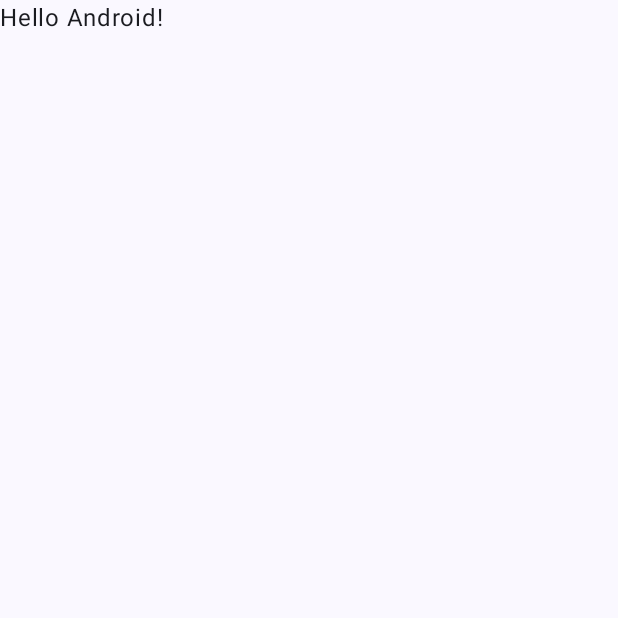
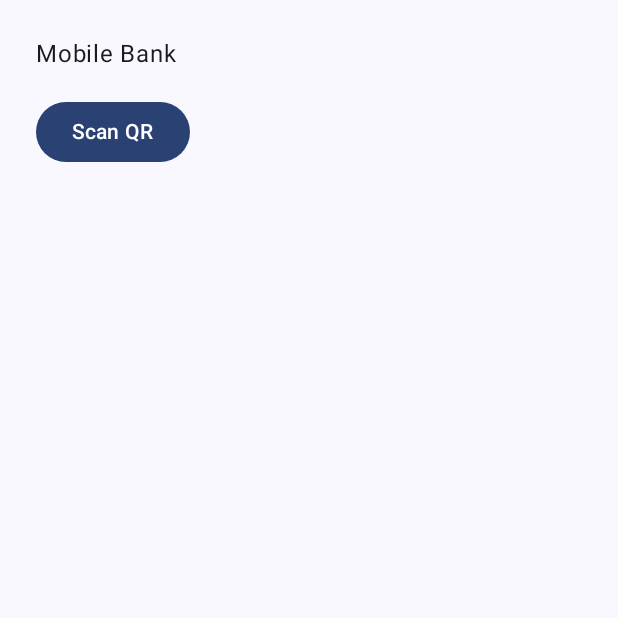
Before and after one commit to simin161/SEP_projekat, an Android app built with Jetpack Compose: the screen it shows after launch (MainActivity), on a phone screen of 412 x 824 dp, the top half of it. Before the commit the part shown is almost empty. Run offline under Robolectric (Android 15) with nearby library versions, the phone set to English and light mode, and no system bars; libraries missing offline, so code that uses them is left out: com.google.mlkit.vision.

Commit message:
add: QR scanner screen in mobile bank (Google Code Scanner)

```diff
--- a/mobile/mobile-bank/app/build.gradle.kts
+++ b/mobile/mobile-bank/app/build.gradle.kts
@@ -45,6 +45,7 @@ dependencies {
     implementation(libs.androidx.compose.ui.tooling.preview)
     implementation(libs.androidx.core.ktx)
     implementation(libs.androidx.lifecycle.runtime.ktx)
+    implementation(libs.play.services.code.scanner)
     testImplementation(libs.junit)
     androidTestImplementation(platform(libs.androidx.compose.bom))
     androidTestImplementation(libs.androidx.compose.ui.test.junit4)
--- a/mobile/mobile-bank/app/src/main/java/rs/sep/mobilebank/MainActivity.kt
+++ b/mobile/mobile-bank/app/src/main/java/rs/sep/mobilebank/MainActivity.kt
@@ -4,13 +4,25 @@ import android.os.Bundle
 import androidx.activity.ComponentActivity
 import androidx.activity.compose.setContent
 import androidx.activity.enableEdgeToEdge
+import androidx.compose.foundation.layout.Arrangement
+import androidx.compose.foundation.layout.Column
 import androidx.compose.foundation.layout.fillMaxSize
 import androidx.compose.foundation.layout.padding
+import androidx.compose.material3.Button
+import androidx.compose.material3.MaterialTheme
 import androidx.compose.material3.Scaffold
 import androidx.compose.material3.Text
 import androidx.compose.runtime.Composable
+import androidx.compose.runtime.getValue
+import androidx.compose.runtime.mutableStateOf
+import androidx.compose.runtime.remember
+import androidx.compose.runtime.setValue
 import androidx.compose.ui.Modifier
-import androidx.compose.ui.tooling.preview.Preview
+import androidx.compose.ui.platform.LocalContext
+import androidx.compose.ui.unit.dp
+import com.google.mlkit.vision.barcode.common.Barcode
+import com.google.mlkit.vision.codescanner.GmsBarcodeScannerOptions
+import com.google.mlkit.vision.codescanner.GmsBarcodeScanning
 import rs.sep.mobilebank.ui.theme.MobileBankTheme
 
 class MainActivity : ComponentActivity() {
@@ -20,8 +32,7 @@ class MainActivity : ComponentActivity() {
         setContent {
             MobileBankTheme {
                 Scaffold(modifier = Modifier.fillMaxSize()) { innerPadding ->
-                    Greeting(
-                        name = "Android",
+                    ScannerScreen(
                         modifier = Modifier.padding(innerPadding)
                     )
                 }
@@ -31,17 +42,36 @@ class MainActivity : ComponentActivity() {
 }
 
 @Composable
-fun Greeting(name: String, modifier: Modifier = Modifier) {
-    Text(
-        text = "Hello $name!",
-        modifier = modifier
-    )
-}
+fun ScannerScreen(modifier: Modifier = Modifier) {
+    val context = LocalContext.current
+    var scannedText by remember { mutableStateOf<String?>(null) }
+    var errorText by remember { mutableStateOf<String?>(null) }
 
-@Preview(showBackground = true)
-@Composable
-fun GreetingPreview() {
-    MobileBankTheme {
-        Greeting("Android")
+    Column(
+        modifier = modifier.fillMaxSize().padding(24.dp),
+        verticalArrangement = Arrangement.spacedBy(16.dp)
+    ) {
+        Text(text = "Mobile Bank")
+        Button(onClick = {
+            val options = GmsBarcodeScannerOptions.Builder()
+                .setBarcodeFormats(Barcode.FORMAT_QR_CODE)
+                .build()
+            GmsBarcodeScanning.getClient(context, options)
+                .startScan()
+                .addOnSuccessListener { barcode ->
+                    scannedText = barcode.rawValue
+                    errorText = null
+                }
+                .addOnCanceledListener {
+                    errorText = "Scanning was cancelled"
+                }
+                .addOnFailureListener { e ->
+                    errorText = "Error: ${e.message}"
+                }
+        }) {
+            Text(text = "Scan QR")
+        }
+        scannedText?.let { Text(text = it) }
+        errorText?.let { Text(text = it, color = MaterialTheme.colorScheme.error) }
     }
 }
--- a/mobile/mobile-bank/gradle/libs.versions.toml
+++ b/mobile/mobile-bank/gradle/libs.versions.toml
@@ -8,6 +8,7 @@ lifecycleRuntimeKtx = "2.6.1"
 activityCompose = "1.8.0"
 kotlin = "2.2.10"
 composeBom = "2026.02.01"
+codeScanner = "16.1.0"
 
 [libraries]
 androidx-core-ktx = { group = "androidx.core", name = "core-ktx", version.ref = "coreKtx" }
@@ -24,6 +25,7 @@ androidx-compose-ui-tooling-preview = { group = "androidx.compose.ui", name = "u
 androidx-compose-ui-test-manifest = { group = "androidx.compose.ui", name = "ui-test-manifest" }
 androidx-compose-ui-test-junit4 = { group = "androidx.compose.ui", name = "ui-test-junit4" }
 androidx-compose-material3 = { group = "androidx.compose.material3", name = "material3" }
+play-services-code-scanner = { group = "com.google.android.gms", name = "play-services-code-scanner", version.ref = "codeScanner" }
 
 [plugins]
 android-application = { id = "com.android.application", version.ref = "agp" }
```
